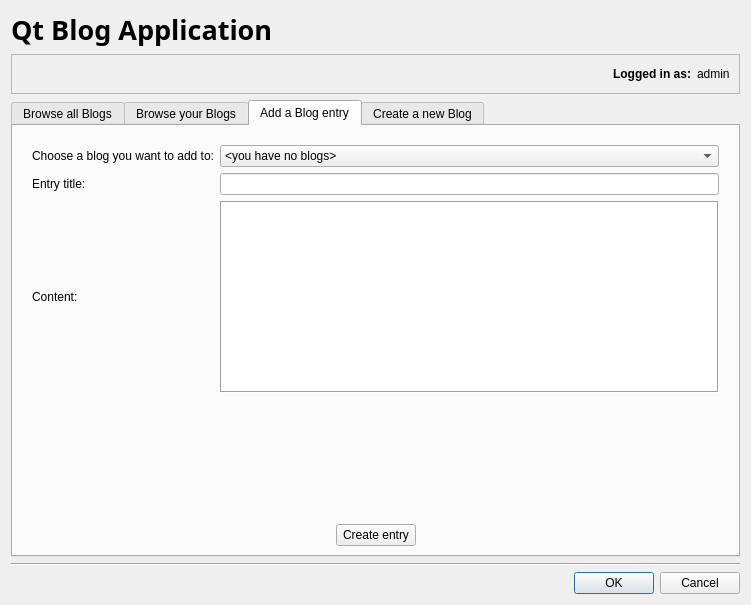
This is maindialog.ui in Kliszek/Qt-Blog-Application as Qt 5 draws it before an edit. The edited form follows.
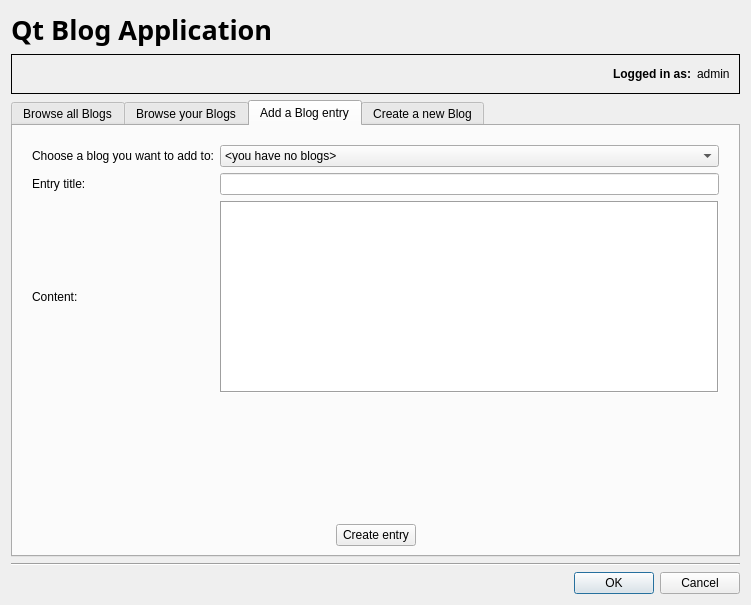
This is the edited form. The open tabs and pages were chosen to show the change.

Commit message: Changed txtUsername to lblUsername

```diff
--- a/maindialog.ui
+++ b/maindialog.ui
@@ -39,11 +39,17 @@
    </item>
    <item>
     <widget class="QFrame" name="frame">
+     <property name="sizePolicy">
+      <sizepolicy hsizetype="MinimumExpanding" vsizetype="Preferred">
+       <horstretch>0</horstretch>
+       <verstretch>0</verstretch>
+      </sizepolicy>
+     </property>
      <property name="frameShape">
-      <enum>QFrame::StyledPanel</enum>
+      <enum>QFrame::Box</enum>
      </property>
      <property name="frameShadow">
-      <enum>QFrame::Raised</enum>
+      <enum>QFrame::Plain</enum>
      </property>
      <layout class="QHBoxLayout" name="horizontalLayout">
       <item>
```
Left out of the diff: 8 changed lines with no effect on the pictures. The commit also changes 1 other file.
